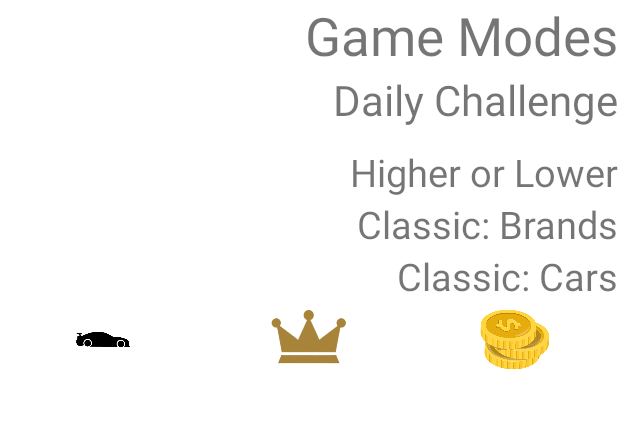
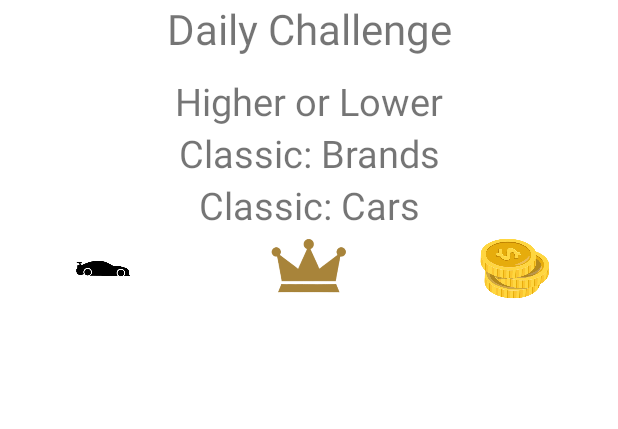
Before and after one commit to Th0masL3/DailyDrive, an Android app built with Jetpack Compose: the layout fragment_main_activity.xml on its own in the app's theme, with its tools: preview values and no code run, on a phone screen of 412 x 824 dp, the part 156-585 px from its top. Run offline under Robolectric (Android 15) with nearby library versions, the phone set to English and light mode, and no system bars.

Commit message:
Addition of the Fragments in MainActivity

```diff
--- a/app/src/main/AndroidManifest.xml
+++ b/app/src/main/AndroidManifest.xml
@@ -13,7 +13,7 @@
         android:theme="@style/Theme.DailyDrive"
         tools:targetApi="31">
         <activity
-            android:name=".MainActivity"
+            android:name=".MainPage"
             android:exported="false"
             android:label="@string/title_activity_main"
             android:theme="@style/Theme.DailyDrive">
--- a/app/src/main/res/layout/fragment_main_activity.xml
+++ b/app/src/main/res/layout/fragment_main_activity.xml
@@ -1,9 +1,11 @@
 <?xml version="1.0" encoding="utf-8"?>
 <LinearLayout xmlns:android="http://schemas.android.com/apk/res/android"
     xmlns:app="http://schemas.android.com/apk/res-auto"
+    xmlns:tools="http://schemas.android.com/tools"
     android:layout_width="match_parent"
     android:layout_height="wrap_content"
-    android:orientation="vertical">
+    android:orientation="vertical"
+    tools:context=".MainActivity">
 
     <!-- TODO: Update blank fragment layout -->
     <TextView
@@ -65,15 +67,6 @@
 
     </LinearLayout>
 
-    <TextView
-        android:id="@+id/GameModes"
-        android:layout_width="match_parent"
-        android:layout_height="match_parent"
-        android:paddingTop="0sp"
-        android:text="Game Modes"
-        android:textAlignment="textEnd"
-        android:textSize="35sp" />
-
     <FrameLayout
         android:layout_width="match_parent"
         android:layout_height="match_parent">
@@ -89,7 +82,7 @@
             android:layout_width="match_parent"
             android:layout_height="match_parent"
             android:text="Daily Challenge"
-            android:textAlignment="textEnd"
+            android:textAlignment="center"
             android:textSize="28sp" />
 
     </FrameLayout>
@@ -103,7 +96,7 @@
             android:layout_width="match_parent"
             android:layout_height="match_parent"
             android:text="Higher or Lower"
-            android:textAlignment="textEnd"
+            android:textAlignment="center"
             android:textSize="25sp" />
     </FrameLayout>
 
@@ -116,7 +109,7 @@
             android:layout_width="match_parent"
             android:layout_height="match_parent"
             android:text="Classic: Brands"
-            android:textAlignment="textEnd"
+            android:textAlignment="center"
             android:textSize="25sp" />
     </FrameLayout>
 
@@ -129,7 +122,7 @@
             android:layout_width="match_parent"
             android:layout_height="match_parent"
             android:text="Classic: Cars"
-            android:textAlignment="textEnd"
+            android:textAlignment="center"
             android:textSize="25sp" />
     </FrameLayout>
 
```
Also changed, not shown: app/src/main/java/com/example/dailydrive/MainActivity.kt (+47 -46 lines), app/src/main/java/com/example/dailydrive/MainPage.kt (added, +60 -0 lines).
